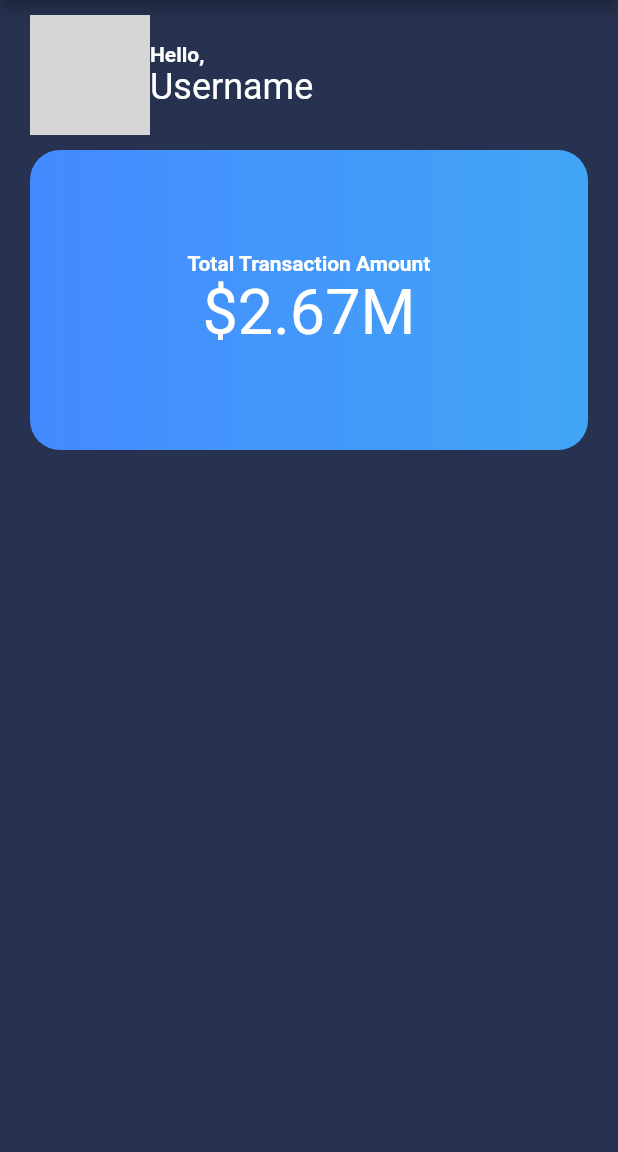
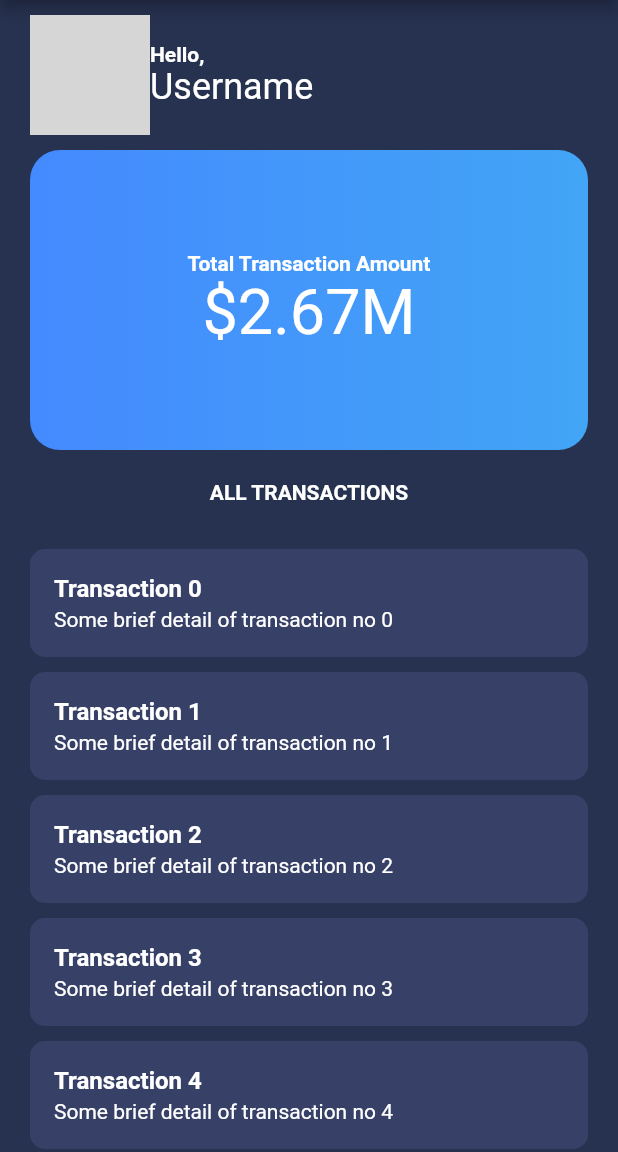
Before and after one commit to flying-meows/transactions-page, a Flutter app: the screen it shows after launch, on a phone screen of 412 x 824 dp, the part 84-1236 px from its top. Run offline on Flutter 3.47's test engine with Material 2 defaults, Android fonts, the light colour scheme and no system bars; grey boxes are pictures that could not be loaded.

Commit message:
add ListView  and Title Text with Padding

```diff
--- a/lib/sceens/TransactionsScreen.dart
+++ b/lib/sceens/TransactionsScreen.dart
@@ -5,6 +5,7 @@ class TransactionsScreen extends StatelessWidget {
   Widget build(BuildContext context) {
     return Column(
       children: <Widget>[
+        // Profile picture and username in the child Row
         Padding(
           // Padding on the left of the profile image
           padding: EdgeInsets.only(left: 20, top: 10),
@@ -38,10 +39,10 @@ class TransactionsScreen extends StatelessWidget {
             ],
           ),
         ),
+        // CardView below profile image and username
         Padding(
             padding: EdgeInsets.only(left: 20, top: 10, right: 20, bottom: 10),
             child: Container(
-                // Block under profile image and username
                 height: 200,
                 decoration: BoxDecoration(
                     gradient: LinearGradient(
@@ -62,7 +63,47 @@ class TransactionsScreen extends StatelessWidget {
                       ),
                     ],
                   ),
-                )))
+                ))),
+        // Title of Transactions ListView (Text with padding)
+        Padding(
+          padding: EdgeInsets.only(left: 20, top: 10, right: 20, bottom: 20),
+          child: Text(
+            "ALL TRANSACTIONS",
+            style: TextStyle(fontWeight: FontWeight.bold, color: Colors.white),
+          ),
+        ),
+        // Title of Transactions ListView (Text without padding)
+        // Text(
+        //   "ALL TRANSACTIONS",
+        //   style: TextStyle(fontWeight: FontWeight.bold, color: Colors.white),
+        // ),
+
+        // Transactions ListView
+        Expanded(
+          child: ListView.builder(
+            itemBuilder: (BuildContext context, int index) {
+              return Padding(
+                padding: EdgeInsets.only(left: 20, right: 20, top: 10),
+                child: Container(
+                  decoration: BoxDecoration(
+                      borderRadius: BorderRadius.all(Radius.circular(10)),
+                      color: Color.fromRGBO(55, 65, 104, 1)),
+                  child: ListTile(
+                    title: Text(
+                      "Transaction $index",
+                      style: TextStyle(
+                          fontWeight: FontWeight.bold, color: Colors.white),
+                    ),
+                    subtitle: Text(
+                      "Some brief detail of transaction no $index",
+                      style: TextStyle(color: Colors.white),
+                    ),
+                  ),
+                ),
+              );
+            },
+          ),
+        )
       ],
     );
   }
```
